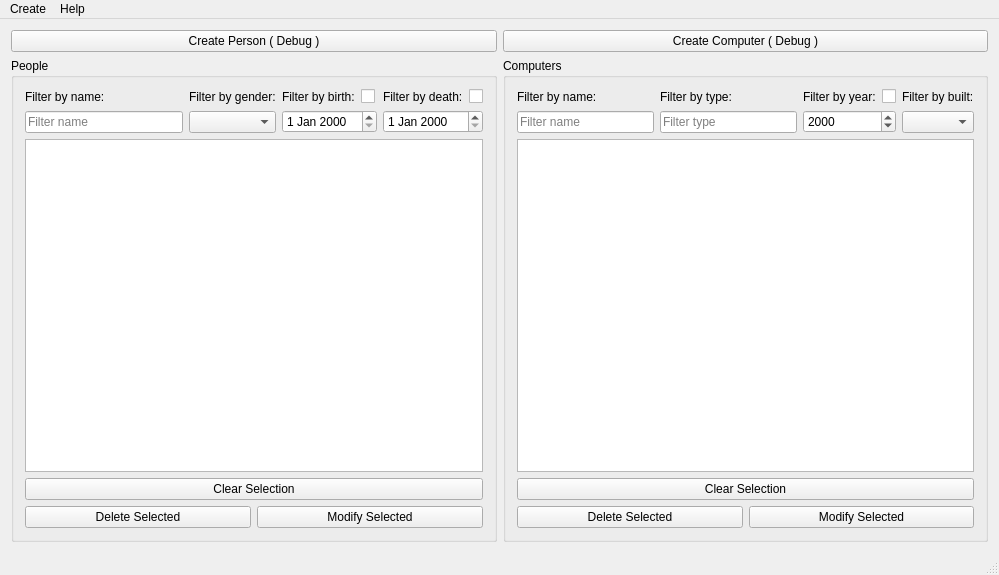
First picture: the form in skilaverkefni3/ui/mainwindow.ui, repository Njallzzz/Skilaverkefni, before the edit.
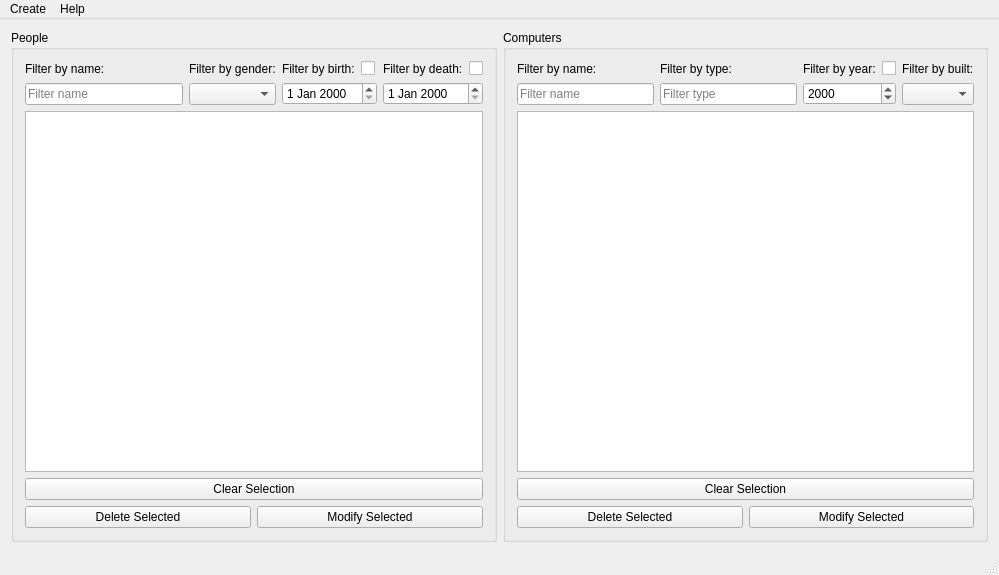
Second picture: the form after the edit.

Patch:
```diff
--- a/skilaverkefni3/ui/mainwindow.ui
+++ b/skilaverkefni3/ui/mainwindow.ui
@@ -15,24 +15,6 @@
   </property>
   <widget class="QWidget" name="centralWidget">
    <layout class="QVBoxLayout" name="verticalLayout">
-    <item>
-     <layout class="QHBoxLayout" name="horizontalLayout_7">
-      <item>
-       <widget class="QPushButton" name="pushButton_3">
-        <property name="text">
-         <string>Create Person ( Debug )</string>
-        </property>
-       </widget>
-      </item>
-      <item>
-       <widget class="QPushButton" name="pushButton_2">
-        <property name="text">
-         <string>Create Computer ( Debug )</string>
-        </property>
-       </widget>
-      </item>
-     </layout>
-    </item>
     <item>
      <layout class="QHBoxLayout" name="middle_group">
       <item>
```
